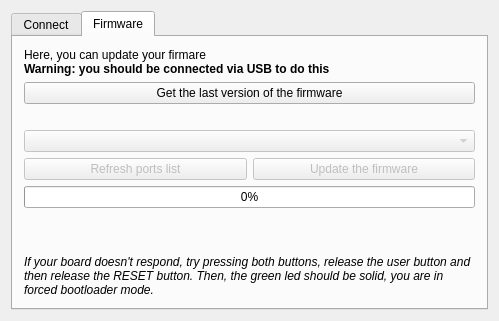
Old version of the form MainWindow.ui in the repository Rhoban/MetabotManager.
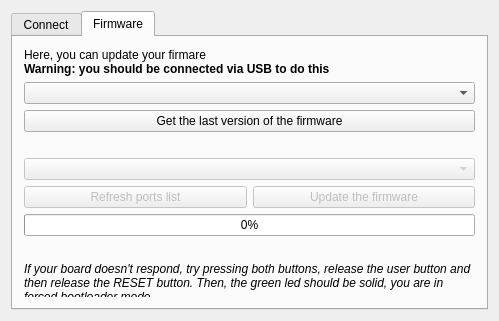
New version of the form. Icons and pictures are not drawn.

Commit message: Robot menu in firmware update for robot manager

The edit to the form file:
```diff
--- a/MainWindow.ui
+++ b/MainWindow.ui
@@ -183,6 +183,9 @@
           </property>
          </widget>
         </item>
+        <item>
+         <widget class="QComboBox" name="robotChoice"/>
+        </item>
         <item>
          <widget class="QPushButton" name="checkVersion">
           <property name="text">
```
The commit also changes 3 other files.
